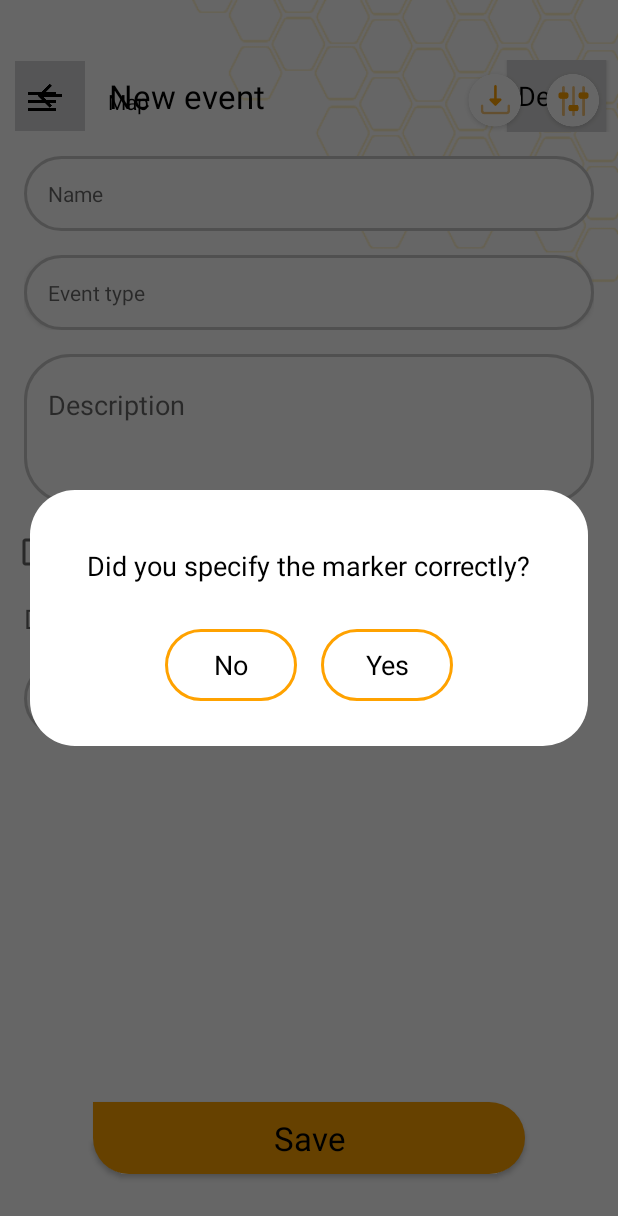
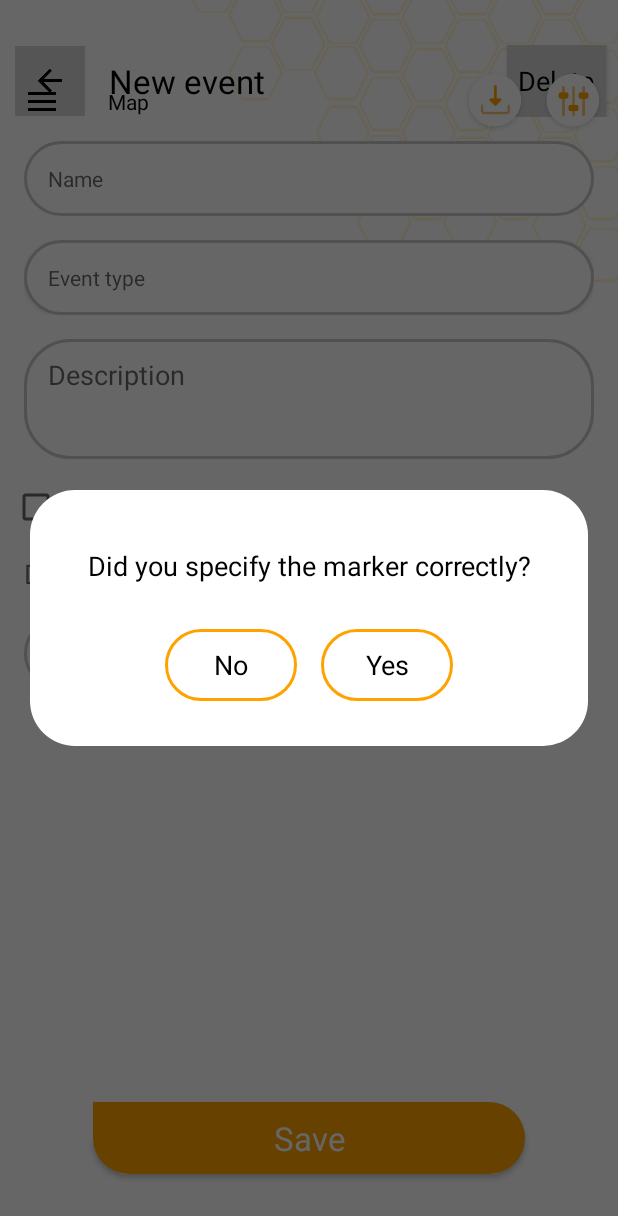
Before and after one commit to ChumackiyShlyakh/test, an Android app: the fragment GoogleMapNewEventFragment placed in its activity, after a tap on an icon or button, on a phone screen of 412 x 824 dp. Shown: the top 1216 px of the screen. Run offline under Robolectric (Android 15) with nearby library versions, the phone set to English and light mode, and no system bars; our stand-ins replace data binding.

Commit message:
some fix

```diff
--- a/app/src/main/res/layout/dialog_confirm.xml
+++ b/app/src/main/res/layout/dialog_confirm.xml
@@ -22,12 +22,15 @@
             android:layout_height="wrap_content"
             android:gravity="center"
             android:paddingBottom="30dp"
+            android:layout_marginStart="16dp"
+            android:layout_marginEnd="16dp"
             android:orientation="vertical">
 
             <TextView
                 android:layout_width="wrap_content"
                 android:layout_height="wrap_content"
                 android:layout_marginTop="8dp"
+                android:gravity="center"
                 android:text="@string/correctly_marker"
                 android:textAppearance="?android:attr/textAppearanceMedium"
                 android:textColor="@color/black">
--- a/app/src/main/res/layout/fragment_google_maps_new_event.xml
+++ b/app/src/main/res/layout/fragment_google_maps_new_event.xml
@@ -11,7 +11,7 @@
         android:id="@+id/ll_google_maps_new_event_back"
         android:layout_width="0dp"
         android:layout_height="wrap_content"
-        android:layout_marginTop="40dp"
+        android:layout_marginTop="30dp"
         android:gravity="center"
         android:orientation="horizontal"
         app:layout_constraintEnd_toEndOf="parent"
@@ -115,7 +115,7 @@
     <EditText
         android:id="@+id/tv_google_maps_new_event_description"
         android:layout_width="0dp"
-        android:layout_height="100dp"
+        android:layout_height="80dp"
         android:layout_marginStart="16dp"
         android:layout_marginTop="16dp"
         android:layout_marginEnd="16dp"
@@ -237,7 +237,7 @@
         android:background="@drawable/button_drop_orange"
         android:text="@string/save"
         android:textAppearance="?android:attr/textAppearanceLarge"
-        android:textColor="@color/black"
+        android:textColor="@color/white"
         app:layout_constraintBottom_toTopOf="@+id/guideline4"
         app:layout_constraintEnd_toStartOf="@+id/guideline24"
         app:layout_constraintStart_toStartOf="@+id/guideline23"
--- a/app/src/main/res/layout/fragment_google_maps_new_object.xml
+++ b/app/src/main/res/layout/fragment_google_maps_new_object.xml
@@ -11,7 +11,7 @@
         android:id="@+id/ll_fragment_google_maps_new_object_back"
         android:layout_width="0dp"
         android:layout_height="wrap_content"
-        android:layout_marginTop="40dp"
+        android:layout_marginTop="30dp"
         android:gravity="center"
         android:orientation="horizontal"
         app:layout_constraintEnd_toEndOf="parent"
@@ -115,7 +115,7 @@
     <EditText
         android:id="@+id/tv_google_maps_new_object_description"
         android:layout_width="0dp"
-        android:layout_height="100dp"
+        android:layout_height="80dp"
         android:layout_marginStart="16dp"
         android:layout_marginTop="16dp"
         android:layout_marginEnd="16dp"
@@ -250,7 +250,7 @@
         android:background="@drawable/button_drop_orange"
         android:text="@string/save"
         android:textAppearance="?android:attr/textAppearanceLarge"
-        android:textColor="@color/black"
+        android:textColor="@color/white"
         app:layout_constraintBottom_toTopOf="@+id/guideline5"
         app:layout_constraintEnd_toStartOf="@+id/guideline24"
         app:layout_constraintStart_toStartOf="@+id/guideline23"
--- a/app/src/main/res/layout/item_bees.xml
+++ b/app/src/main/res/layout/item_bees.xml
@@ -48,21 +48,21 @@
             android:layout_width="wrap_content"
             android:layout_height="wrap_content"
             android:orientation="vertical"
-            app:layout_constraintGuide_percent="0.10" />
+            app:layout_constraintGuide_percent="0.05" />
 
         <androidx.constraintlayout.widget.Guideline
             android:id="@+id/guideline37"
             android:layout_width="wrap_content"
             android:layout_height="wrap_content"
             android:orientation="vertical"
-            app:layout_constraintGuide_percent="0.25" />
+            app:layout_constraintGuide_percent="0.2" />
 
         <androidx.constraintlayout.widget.Guideline
             android:id="@+id/guideline38"
             android:layout_width="wrap_content"
             android:layout_height="wrap_content"
             android:orientation="vertical"
-            app:layout_constraintGuide_percent="0.52" />
+            app:layout_constraintGuide_percent="0.47" />
 
     </androidx.constraintlayout.widget.ConstraintLayout>
 
```
Also changed, not shown: 79 other files.
